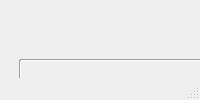
Old version of the form pypeds/gui/ui/mainwindow_setting.ui in the repository my-HenryS/pypeds.
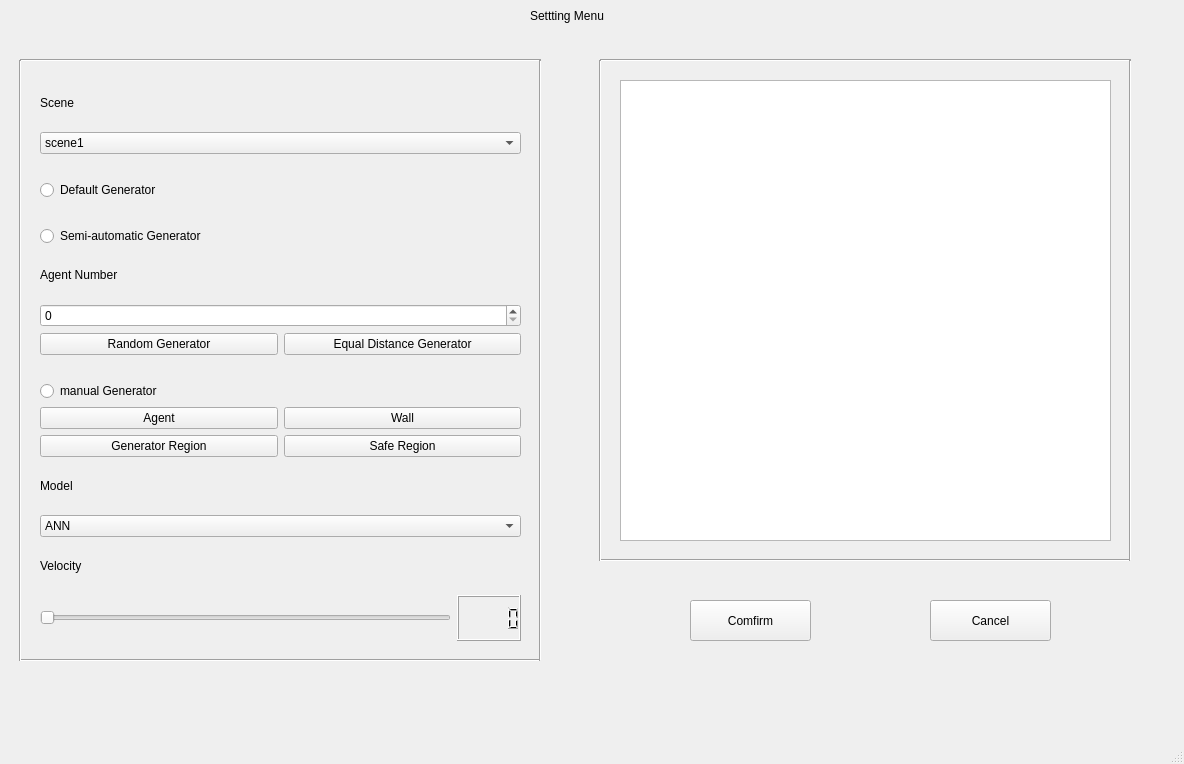
New version of the form.

Diff of the .ui file:
```diff
--- a/pypeds/gui/ui/mainwindow_setting.ui
+++ b/pypeds/gui/ui/mainwindow_setting.ui
@@ -2,6 +2,14 @@
 <ui version="4.0">
  <class>MainWindow</class>
  <widget class="QMainWindow" name="MainWindow">
+  <property name="geometry">
+   <rect>
+    <x>0</x>
+    <y>0</y>
+    <width>1184</width>
+    <height>764</height>
+   </rect>
+  </property>
   <property name="windowTitle">
    <string>MainWindow</string>
   </property>
@@ -211,17 +219,18 @@
       </widget>
      </item>
      <item>
+      <layout class="QHBoxLayout" name="horizontalLayout_2">
+       <item>
       <widget class="QSlider" name="horizontalSlider">
        <property name="orientation">
         <enum>Qt::Horizontal</enum>
        </property>
-       <property name="tickPosition">
-        <enum>QSlider::TicksBelow</enum>
-       </property>
-       <property name="tickInterval">
-        <number>10</number>
-       </property>
-      </widget>
+        </widget>
+       </item>
+       <item>
+        <widget class="QLCDNumber" name="lcdNumber"/>
+       </item>
+      </layout>
      </item>
     </layout>
    </widget>
```
Left out of the diff: 2 changed lines with no effect on the pictures. Lines whose indentation alone changed are shown as unchanged.
